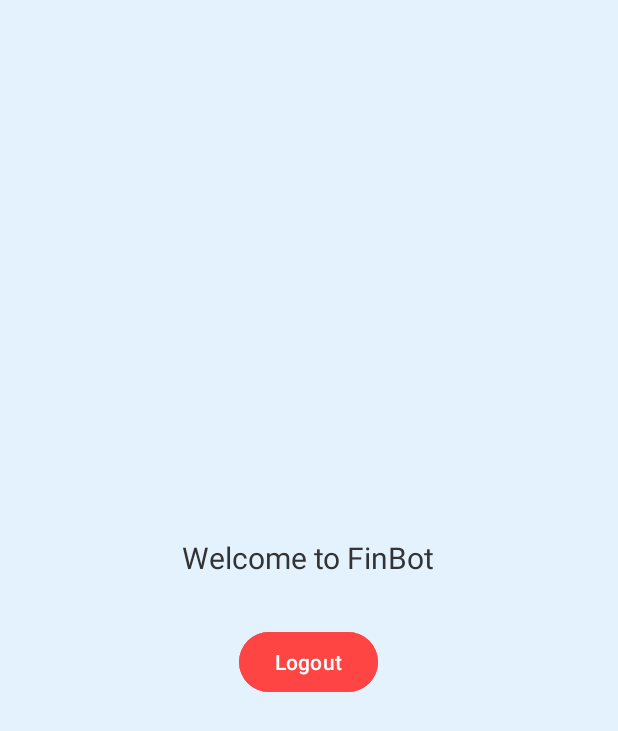
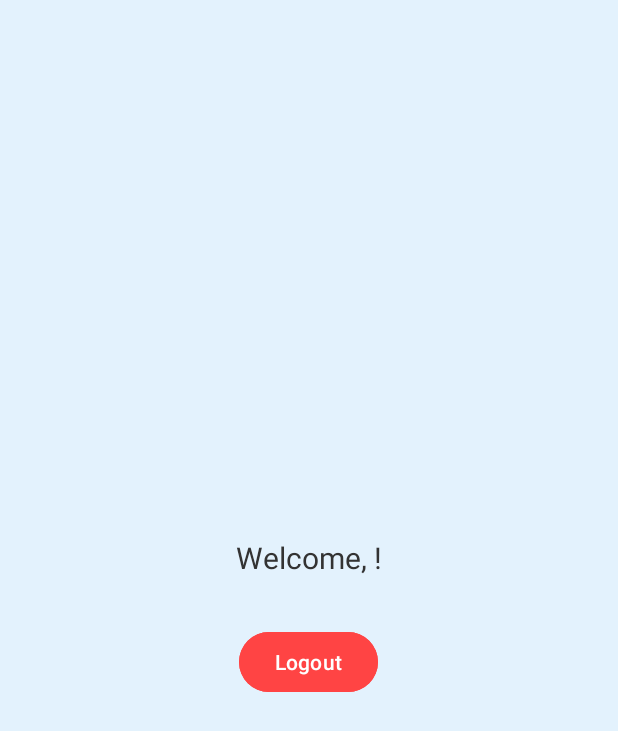
Before and after one commit to Sibasish45/minorproject1, an Android app: the MainActivity screen opened directly, with no data from a screen before it, on a phone screen of 412 x 824 dp. Shown: the top 731 px of the screen. Run offline under Robolectric (Android 15) with nearby library versions, the phone set to English and light mode, and no system bars; our stand-ins replace Firebase (no records; nobody signed in at launch, a user with empty details on screens opened directly).

```diff
--- a/app/src/main/java/com/example/loginsignupapp/MainActivity.kt
+++ b/app/src/main/java/com/example/loginsignupapp/MainActivity.kt
@@ -24,7 +24,7 @@ class MainActivity : AppCompatActivity() {
 
         val currentUser = auth.currentUser
         val userEmail = currentUser?.email ?: "User"
-        welcomeText.text = getString(R.string.welcome_message, userEmail)
+        welcomeText.text = getString(R.string.welcome_user, userEmail)
 
         logoutBtn.setOnClickListener {
             auth.signOut()
--- a/app/src/main/res/values/strings.xml
+++ b/app/src/main/res/values/strings.xml
@@ -1,6 +1,6 @@
 <resources>
     <string name="app_name">FinBot</string>
-    <string name="welcome_user">Welcome, User</string>
+    <string name="welcome_user">Welcome, %1$s!</string>
     <string name="logout">Logout</string>
     <string name="sign_up">Sign Up</string>
     <string name="email">Email</string>
```
